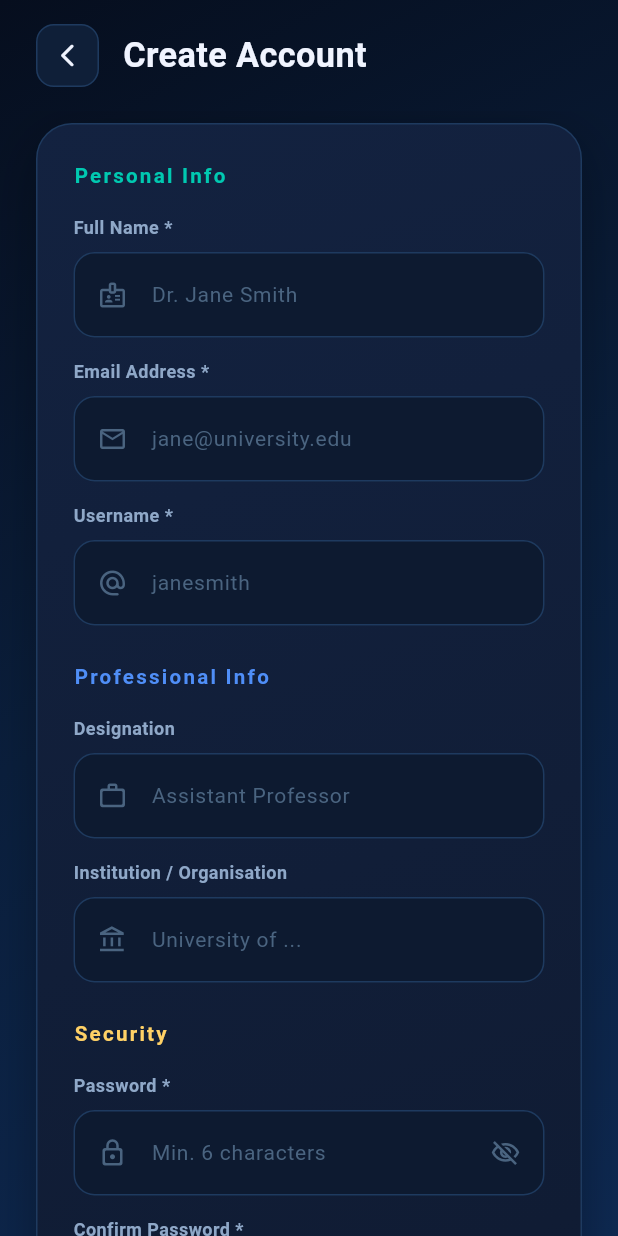
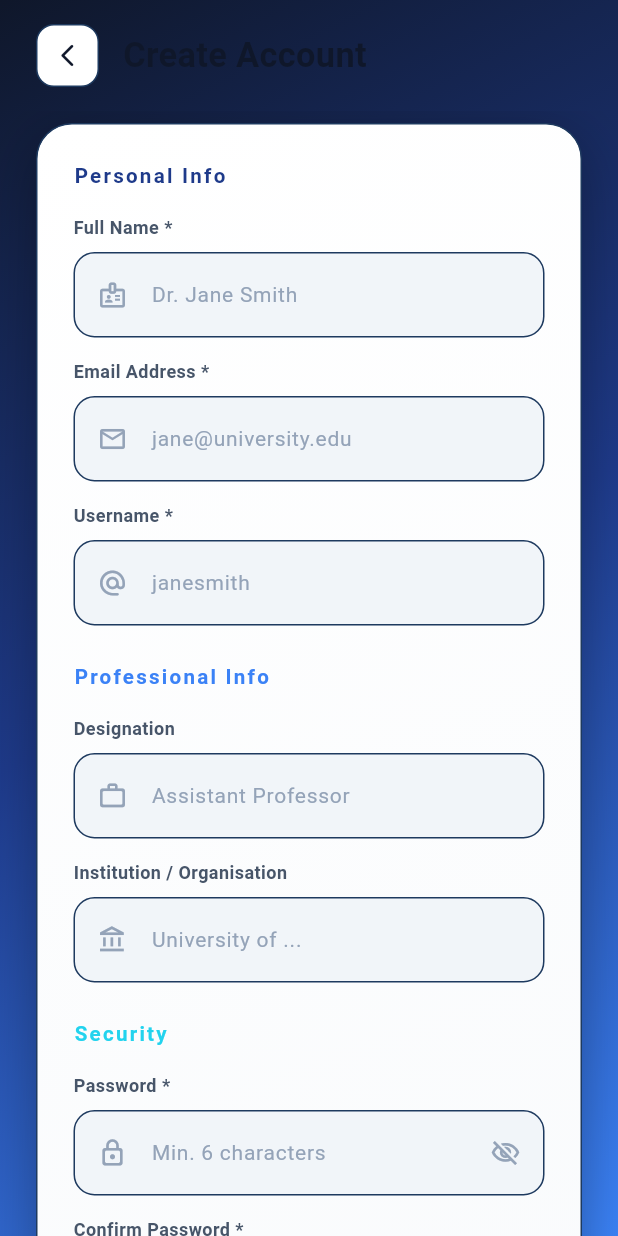
Before and after one commit to Damish-7/vidyen, a Flutter app: the RegisterScreen screen opened by its route, on a phone screen of 412 x 824 dp. Run offline on Flutter 3.47's test engine with Material 3 defaults, Android fonts, the phone set to English and light mode, and no system bars; our stand-ins replace get, shared_preferences; accounts and stored records are empty; Roboto replaces fonts that are missing (Sora).

Commit message:
color combination

```diff
--- a/lib/utils/app_colors.dart
+++ b/lib/utils/app_colors.dart
@@ -2,34 +2,54 @@
 import 'package:flutter/material.dart';
 
 class AppColors {
-  static const Color primary     = Color(0xFF0A1628);
-  static const Color secondary   = Color(0xFF00C9B1);
-  static const Color accent      = Color(0xFF4F8EF7);
-  static const Color highlight   = Color(0xFFFFD166);
-  static const Color background  = Color(0xFF060E1E);
-  static const Color surface     = Color(0xFF0F1F38);
-  static const Color cardBg      = Color(0xFF132240);
-  static const Color inputBg     = Color(0xFF0D1A30);
-  static const Color textPrimary = Color(0xFFF0F4FF);
-  static const Color textSecondary = Color(0xFF8FA8C8);
-  static const Color textMuted   = Color(0xFF4A6480);
-  static const Color success     = Color(0xFF00E096);
-  static const Color error       = Color(0xFFFF4D6D);
-  static const Color warning     = Color(0xFFFFD166);
+  // 🔷 Brand Colors (Premium feel)
+  static const Color primary     = Color(0xFF0F172A); // Deep Navy (main brand)
+  static const Color secondary   = Color(0xFF1E3A8A); // Rich Blue
+  static const Color accent      = Color(0xFF3B82F6); // Vibrant Blue
+  static const Color highlight   = Color(0xFF22D3EE); // Cyan glow (modern touch)
 
+  // 🤍 Backgrounds (clean but not flat)
+  static const Color background  = Color(0xFFF8FAFC); // Soft white (not harsh)
+  static const Color surface     = Color(0xFFFFFFFF); // pure white
+  static const Color cardBg      = Color(0xFFFFFFFF); // card base
+  static const Color inputBg     = Color(0xFFF1F5F9); // subtle input
+
+  // 📝 Text (balanced contrast)
+  static const Color textPrimary   = Color(0xFF0F172A); // dark navy
+  static const Color textSecondary = Color(0xFF475569);
+  static const Color textMuted     = Color(0xFF94A3B8);
+
+  // 🚦 Status (slightly modern tones)
+  static const Color success = Color(0xFF10B981);
+  static const Color error   = Color(0xFFF43F5E);
+  static const Color warning = Color(0xFFF59E0B);
+
+  // 🌈 Gradients (THIS makes UI attractive)
   static const LinearGradient splashGradient = LinearGradient(
     begin: Alignment.topLeft,
     end: Alignment.bottomRight,
-    colors: [Color(0xFF060E1E), Color(0xFF0A1F3D), Color(0xFF0E2952)],
+    colors: [
+      Color(0xFF0F172A),
+      Color(0xFF1E3A8A),
+      Color(0xFF3B82F6),
+    ],
   );
+
   static const LinearGradient primaryGradient = LinearGradient(
     begin: Alignment.topLeft,
     end: Alignment.bottomRight,
-    colors: [Color(0xFF00C9B1), Color(0xFF4F8EF7)],
+    colors: [
+      Color(0xFF1E3A8A),
+      Color(0xFF3B82F6),
+    ],
   );
+
   static const LinearGradient cardGradient = LinearGradient(
     begin: Alignment.topLeft,
     end: Alignment.bottomRight,
-    colors: [Color(0xFF132240), Color(0xFF0F1A30)],
+    colors: [
+      Color(0xFFFFFFFF),
+      Color(0xFFF8FAFC),
+    ],
   );
 }
```
